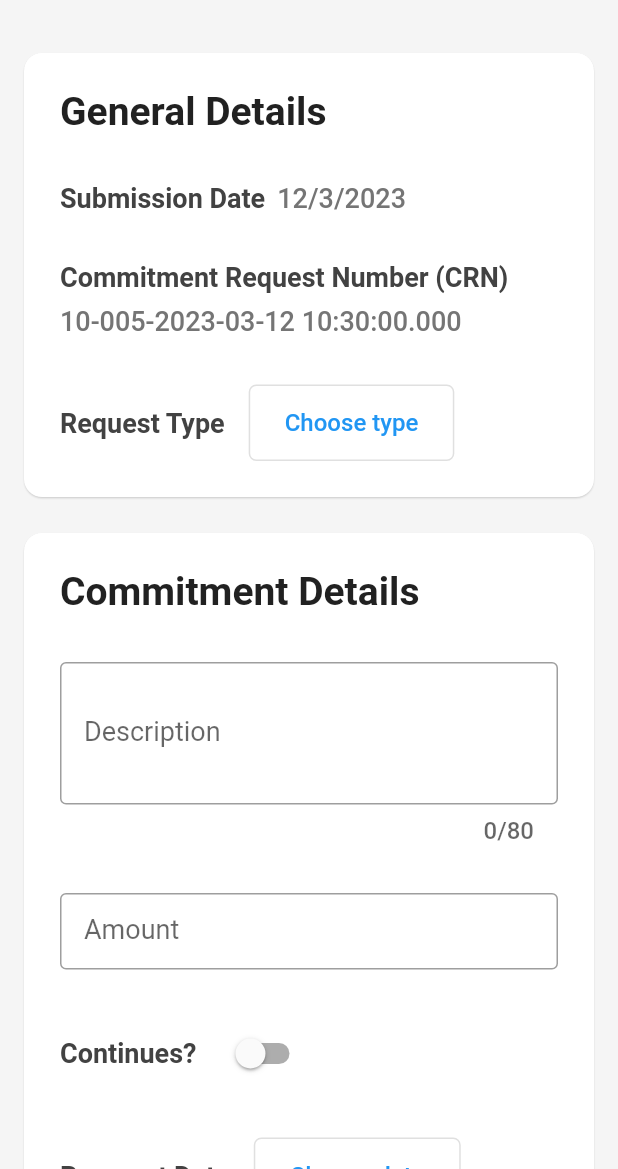
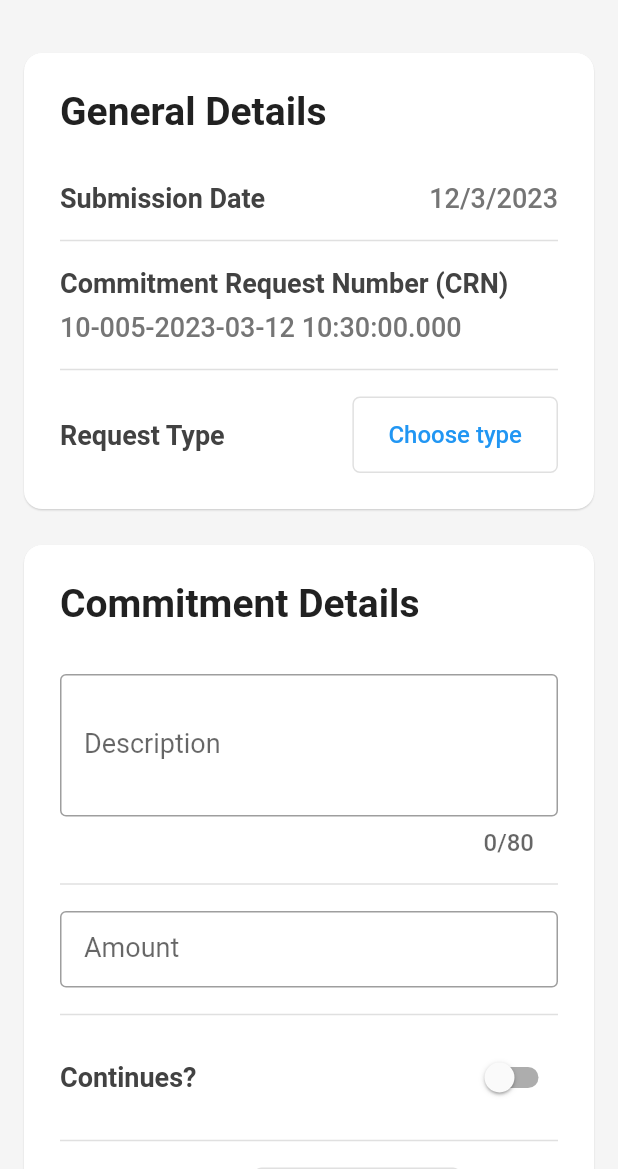
Before and after one commit to vigneshksaithal/viyukta, a Flutter app: the screen it shows after launch, after a tap on "+ Create Commitment", on a phone screen of 412 x 824 dp, the part 67-1236 px from its top. Run offline on Flutter 3.47's test engine with Material 2 defaults, Android fonts, the phone set to English and light mode, and no system bars; our stand-ins replace flutter_riverpod, hive_flutter, page_transition; missing offline and left inert: encrypt, flutter_sms, protobuf; accounts and stored records are empty.

Commit message:
Add dividers to form

```diff
--- a/lib/pages/commitment_form/widgets/commitment_details_card.dart
+++ b/lib/pages/commitment_form/widgets/commitment_details_card.dart
@@ -23,10 +23,11 @@ class CommitmentDetailsCard extends ConsumerWidget {
             ),
             const SizedBox(height: 32.0),
             descriptionTextField(ref),
-            const SizedBox(height: 32.0),
+            const Divider(),
             amountTextField(ref),
-            const SizedBox(height: 32.0),
+            const Divider(),
             Row(
+              mainAxisAlignment: MainAxisAlignment.spaceBetween,
               children: [
                 Text(
                   'Continues?',
@@ -43,7 +44,7 @@ class CommitmentDetailsCard extends ConsumerWidget {
                 ),
               ],
             ),
-            const SizedBox(height: 32.0),
+            const Divider(),
             Row(
               children: [
                 Text(
--- a/lib/pages/commitment_form/widgets/general_details_card.dart
+++ b/lib/pages/commitment_form/widgets/general_details_card.dart
@@ -31,6 +31,7 @@ class GeneralDetailsCard extends ConsumerWidget {
               ),
               const SizedBox(height: 32.0),
               Row(
+                mainAxisAlignment: MainAxisAlignment.spaceBetween,
                 children: [
                   Text(
                     'Submission Date',
@@ -42,7 +43,7 @@ class GeneralDetailsCard extends ConsumerWidget {
                   ),
                 ],
               ),
-              const SizedBox(height: 32),
+              const Divider(),
               Row(
                 children: [
                   Text(
@@ -55,8 +56,9 @@ class GeneralDetailsCard extends ConsumerWidget {
               Text(
                 '$commitmentRequestNumber',
               ),
-              const SizedBox(height: 32.0),
+              const Divider(),
               Row(
+                mainAxisAlignment: MainAxisAlignment.spaceBetween,
                 children: [
                   Text(
                     'Request Type',
```
